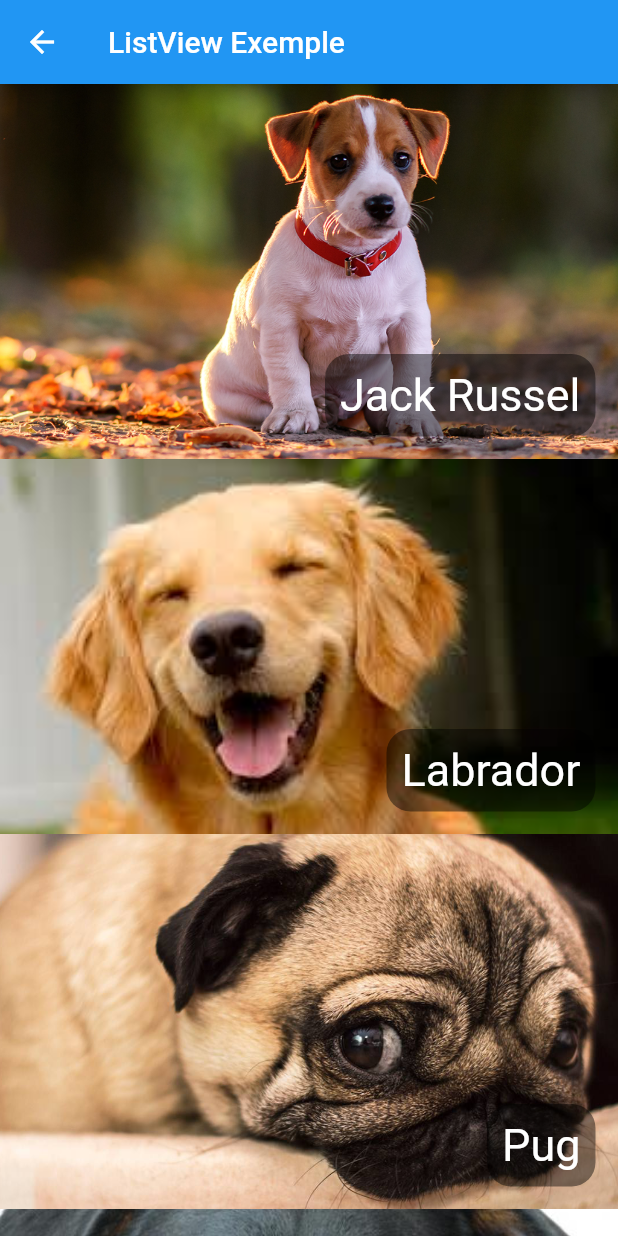
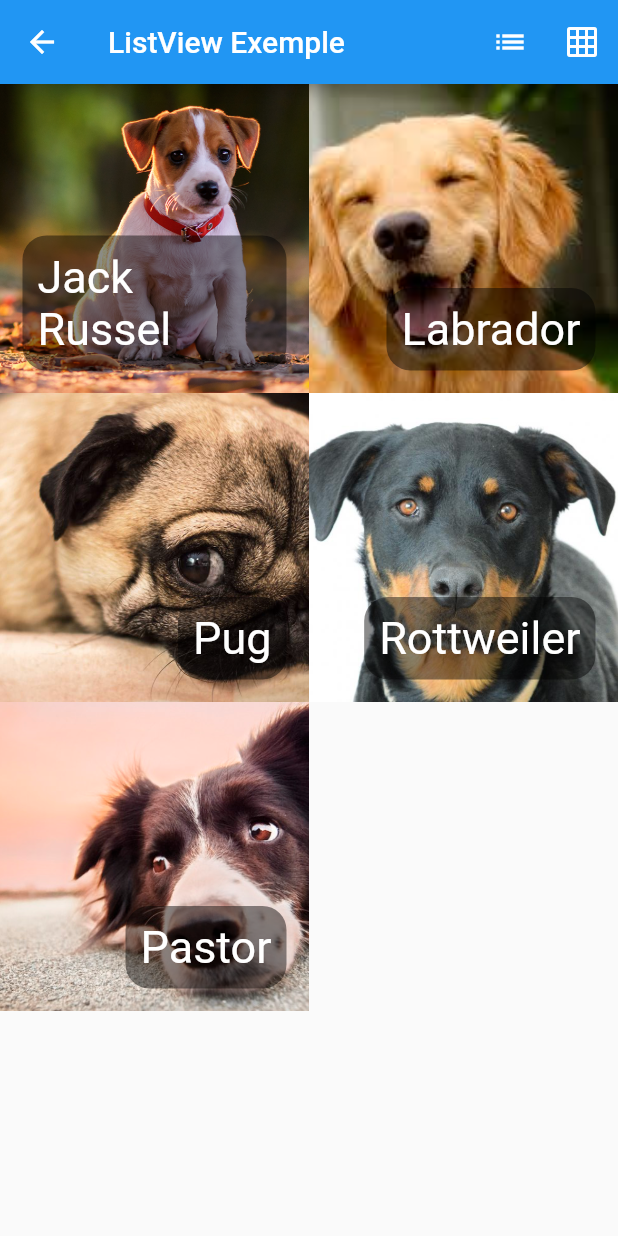
Before and after one commit to davihoffmann/widgets_example, a Flutter app: the screen it shows after launch, after a tap on "ListView", on a phone screen of 412 x 824 dp. Run offline on Flutter 3.47's test engine with Material 2 defaults, Android fonts, the phone set to English and light mode, and no system bars.

Commit message:
criado pagina de detalhe do dog e alerta com snack

```diff
--- a/lib/pages/hello_list_view.dart
+++ b/lib/pages/hello_list_view.dart
@@ -1,4 +1,5 @@
 import 'package:flutter/material.dart';
+import 'package:widgets_exemple/pages/dog_page.dart';
 
 class Dog {
   final String nome;
@@ -7,12 +8,35 @@ class Dog {
   Dog(this.nome, this.foto);
 }
 
-class HelloListView extends StatelessWidget {
+class HelloListView extends StatefulWidget {
+  @override
+  _HelloListViewState createState() => _HelloListViewState();
+}
+
+class _HelloListViewState extends State<HelloListView> {
+  bool _gridview = true;
+
   @override
   Widget build(BuildContext context) {
     return Scaffold(
       appBar: AppBar(
         title: Text('ListView Exemple'),
+        actions: <Widget>[
+          IconButton(
+              icon: Icon(Icons.list),
+              onPressed: () {
+                setState(() {
+                  _gridview = false;
+                });
+              }),
+          IconButton(
+              icon: Icon(Icons.grid_on),
+              onPressed: () {
+                setState(() {
+                  _gridview = true;
+                });
+              }),
+        ],
       ),
       body: _body(),
     );
@@ -27,12 +51,32 @@ class HelloListView extends StatelessWidget {
       Dog('Pastor', 'assets/images/dog5.png'),
     ];
 
+    if (_gridview) {
+      return GridView.builder(
+        itemCount: dogs.length,
+        gridDelegate:
+            SliverGridDelegateWithFixedCrossAxisCount(crossAxisCount: 2),
+        itemBuilder: (context, index) {
+          return _itemView(dogs, index);
+        },
+      );
+    } else {
       return ListView.builder(
         itemCount: dogs.length,
         itemExtent: 250,
         itemBuilder: (context, index) {
+          return _itemView(dogs, index);
+        },
+      );
+    }
+  }
+
+  Widget _itemView(List<Dog> dogs, int index) {
     Dog dog = dogs[index];
-        return Stack(
+
+    return GestureDetector(
+      onTap: () => _onPressDogPage(context, dog),
+      child: Stack(
         fit: StackFit.expand,
         children: <Widget>[
           _img(dog.foto),
@@ -43,20 +87,15 @@ class HelloListView extends StatelessWidget {
               padding: EdgeInsets.all(10),
               decoration: BoxDecoration(
                   color: Colors.black45,
-                  borderRadius: BorderRadius.circular(16)
-                ),
+                  borderRadius: BorderRadius.circular(16)),
               child: Text(
                 dog.nome,
-                  style: TextStyle(
-                    color: Colors.white,
-                    fontSize: 30
-                  ),
+                style: TextStyle(color: Colors.white, fontSize: 30),
               ),
             ),
           )
         ],
-        );
-      },
+      ),
     );
   }
 
@@ -66,4 +105,10 @@ class HelloListView extends StatelessWidget {
       fit: BoxFit.cover,
     );
   }
+
+  _onPressDogPage(BuildContext context, Dog dog) {
+    Navigator.push(context, MaterialPageRoute(builder: (BuildContext context) {
+      return DogPage(dog);
+    }));
   }
+}
--- a/lib/screens/home_page.dart
+++ b/lib/screens/home_page.dart
@@ -12,11 +12,11 @@ class HomePage extends StatelessWidget {
       appBar: AppBar(
         title: Text("Hello Flutter"),
       ),
-      body: _body(context),
+      body: _body(),
     );
   }
 
-  _body(BuildContext context) {
+  _body() {
     return Container(
       color: Colors.white,
       child: Column(
@@ -24,7 +24,7 @@ class HomePage extends StatelessWidget {
         children: <Widget>[
           _text(),
           _pageView(),
-          _coluna(context),
+          _coluna(),
         ],
       ),
     );
@@ -46,7 +46,8 @@ class HomePage extends StatelessWidget {
     );
   }
 
-  Column _coluna(BuildContext context) {
+  _coluna() {
+    return Builder(builder: (context) {
       return Column(
         children: <Widget>[
           Row(
@@ -65,13 +66,14 @@ class HomePage extends StatelessWidget {
           Row(
             mainAxisAlignment: MainAxisAlignment.spaceEvenly,
             children: <Widget>[
-            BlueButton('Snack', onPressed: _onClickSnack),
-            BlueButton('Dialog', onPressed: _onClickDialog),
+              BlueButton('Snack', onPressed: () => _onClickSnack(context)),
+              BlueButton('Dialog', onPressed: () => _onClickDialog(context)),
               BlueButton('Toast', onPressed: _onClickToast),
             ],
           )
         ],
       );
+    });
   }
 
   _text() {
@@ -104,9 +106,21 @@ class HomePage extends StatelessWidget {
     print(s);
   }
 
-  _onClickSnack() {}
+  _onClickSnack(BuildContext context) {
+    return Scaffold.of(context).showSnackBar(
+      SnackBar(
+        content: Text('Olá'),
+        action: SnackBarAction(
+          label: "OK",
+          onPressed: () {
+            print('OK');
+          },
+        ),
+      ),
+    );
+  }
 
-  _onClickDialog() {}
+  _onClickDialog(BuildContext context) {}
 
   _onClickToast() {}
 }
```
Also changed, not shown: lib/pages/dog_page.dart (added, +23 -0 lines). Lines whose indentation alone changed are shown as unchanged.
